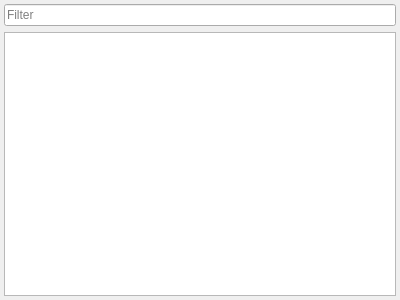
This is xapps/xlinguist/src/tsdictionaryview.ui in x-tools-author/x-tools as Qt 5 draws it before an edit. The edited form follows.
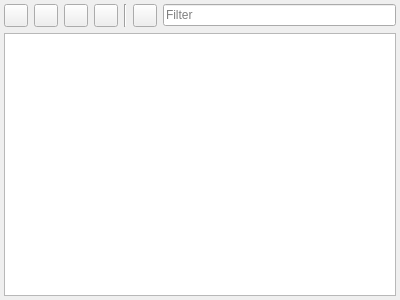
This is the edited form.

Patch:
```diff
--- a/xapps/xlinguist/src/tsdictionaryview.ui
+++ b/xapps/xlinguist/src/tsdictionaryview.ui
@@ -26,11 +26,48 @@
    <property name="bottomMargin">
     <number>4</number>
    </property>
-   <item row="1" column="0" colspan="2">
-    <widget class="QTableView" name="tableView"/>
+   <item row="0" column="5">
+    <widget class="QToolButton" name="toolButtonColumns">
+     <property name="toolTip">
+      <string>Columns visible settings</string>
+     </property>
+     <property name="text">
+      <string notr="true"/>
+     </property>
+    </widget>
    </item>
-   <item row="0" column="0" colspan="2">
-    <widget class="QLineEdit" name="lineEdit">
+   <item row="0" column="1">
+    <widget class="QToolButton" name="toolButtonRemove">
+     <property name="toolTip">
+      <string>Remove an item</string>
+     </property>
+     <property name="text">
+      <string notr="true"/>
+     </property>
+    </widget>
+   </item>
+   <item row="0" column="3">
+    <widget class="QToolButton" name="toolButtonImport">
+     <property name="toolTip">
+      <string>Import items</string>
+     </property>
+     <property name="text">
+      <string notr="true"/>
+     </property>
+    </widget>
+   </item>
+   <item row="0" column="2">
+    <widget class="QToolButton" name="toolButtonExport">
+     <property name="toolTip">
+      <string>Export items</string>
+     </property>
+     <property name="text">
+      <string notr="true"/>
+     </property>
+    </widget>
+   </item>
+   <item row="0" column="6" colspan="2">
+    <widget class="QLineEdit" name="lineEditFilter">
      <property name="placeholderText">
       <string>Filter</string>
      </property>
@@ -39,6 +76,26 @@
      </property>
     </widget>
    </item>
+   <item row="1" column="0" colspan="8">
+    <widget class="QTableView" name="tableView"/>
+   </item>
+   <item row="0" column="0">
+    <widget class="QToolButton" name="toolButtonAdd">
+     <property name="toolTip">
+      <string>Add an item</string>
+     </property>
+     <property name="text">
+      <string notr="true"/>
+     </property>
+    </widget>
+   </item>
+   <item row="0" column="4">
+    <widget class="Line" name="line">
+     <property name="orientation">
+      <enum>Qt::Orientation::Vertical</enum>
+     </property>
+    </widget>
+   </item>
   </layout>
  </widget>
  <resources/>
```
